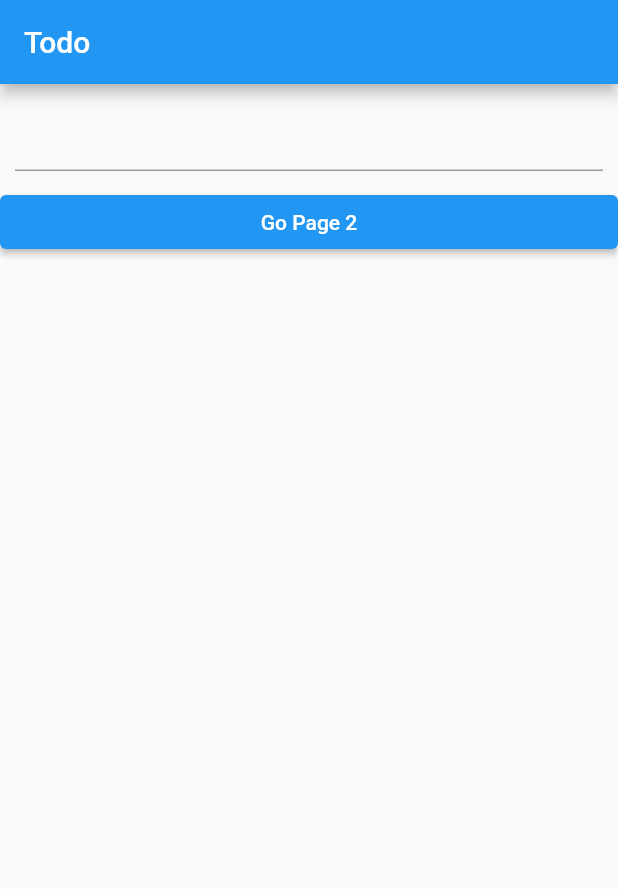
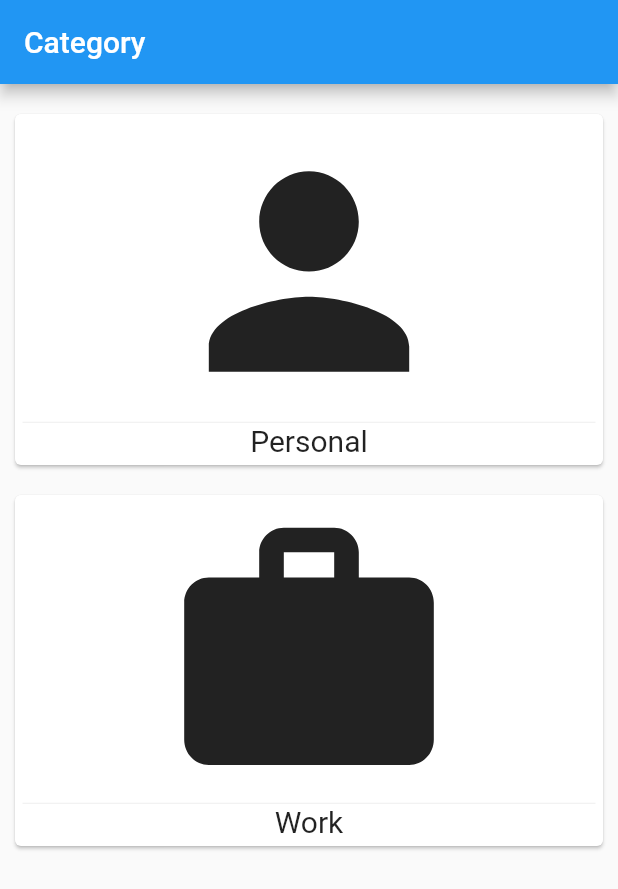
Before and after one commit to sagolwong/todo-app, a Flutter app: the screen it shows after launch, on a phone screen of 412 x 824 dp. Shown: the top 889 px of the screen. Run offline on Flutter 3.47's test engine with Material 2 defaults, Android fonts, the phone set to English and light mode, and no system bars.

```diff
--- a/lib/main.dart
+++ b/lib/main.dart
@@ -1,5 +1,5 @@
 import 'package:flutter/material.dart';
-import 'package:todo/screens/page_2_screen.dart';
+import 'package:todo/screens/category_screen.dart';
 import 'package:todo/screens/todo_screen.dart';
 
 void main() {
@@ -13,13 +13,13 @@ class MyApp extends StatelessWidget {
   Widget build(BuildContext context) {
     return MaterialApp(
       debugShowCheckedModeBanner: false,
-      title: 'Flutter Demo',
-      routes: <String, WidgetBuilder>{"/": (context) => const TodoScreen()},
+      title: 'Todo App',
+      routes: <String, WidgetBuilder>{"/": (context) => const CategoryScreen()},
       onGenerateRoute: (RouteSettings settings) {
-        if (settings.name == "/page2") {
-          PageParameter args = settings.arguments as PageParameter;
+        if (settings.name == "/todo") {
+          TodoParameters args = settings.arguments as TodoParameters;
           return MaterialPageRoute(builder: (context) {
-            return Page2Screen(
+            return TodoScreen(
               title: args.title,
             );
           });
--- /dev/null
+++ b/lib/screens/category_screen.dart
@@ -0,0 +1,50 @@
+import 'package:flutter/material.dart';
+import 'package:todo/screens/todo_screen.dart';
+
+class CategoryScreen extends StatelessWidget {
+  const CategoryScreen({Key? key}) : super(key: key);
+
+  @override
+  Widget build(BuildContext context) {
+    return Scaffold(
+      appBar: AppBar(title: const Text("Category")),
+      body: Container(
+        margin: const EdgeInsets.all(10),
+        child: Column(children: <Widget>[
+          _categoryItem(context, "Personal", Icons.person),
+          _categoryItem(context, "Work", Icons.work),
+        ]),
+      ),
+    );
+  }
+
+  Widget _categoryItem(
+      BuildContext context, String categoryName, IconData icon) {
+    return Card(
+      margin: const EdgeInsets.symmetric(vertical: 10),
+      child: InkWell(
+        onTap: (() => Navigator.of(context).pushNamed(
+              "/todo",
+              arguments: TodoParameters(title: categoryName),
+            )),
+        child: Container(
+          margin: const EdgeInsets.all(5),
+          child: Column(children: <Widget>[
+            Icon(
+              icon,
+              size: 200,
+            ),
+            Divider(
+              height: 1,
+              color: Colors.grey[200],
+            ),
+            Text(
+              categoryName,
+              style: const TextStyle(fontSize: 20),
+            )
+          ]),
+        ),
+      ),
+    );
+  }
+}
--- a/lib/screens/page_2_screen.dart
+++ /dev/null
@@ -1,17 +0,0 @@
-import 'package:flutter/material.dart';
-
-class PageParameter {
-  final String title;
-
-  PageParameter({required this.title});
-}
-
-class Page2Screen extends StatelessWidget {
-  final String title;
-  const Page2Screen({Key? key, required this.title}) : super(key: key);
-
-  @override
-  Widget build(BuildContext context) {
-    return Container(child: Text(title));
-  }
-}
--- a/lib/screens/todo_screen.dart
+++ b/lib/screens/todo_screen.dart
@@ -1,8 +1,14 @@
 import 'package:flutter/material.dart';
-import 'package:todo/screens/page_2_screen.dart';
+
+class TodoParameters {
+  final String title;
+
+  TodoParameters({required this.title});
+}
 
 class TodoScreen extends StatefulWidget {
-  const TodoScreen({Key? key}) : super(key: key);
+  final String title;
+  const TodoScreen({Key? key, required this.title}) : super(key: key);
 
   @override
   State<TodoScreen> createState() => _TodoScreenState();
@@ -16,7 +22,7 @@ class _TodoScreenState extends State<TodoScreen> {
   Widget build(BuildContext context) {
     return Scaffold(
       appBar: AppBar(
-        title: const Text("Todo"),
+        title: Text(widget.title + " - Todo List"),
       ),
       body: ListView(children: _itemList()),
     );
@@ -41,18 +47,12 @@ class _TodoScreenState extends State<TodoScreen> {
       ),
     );
 
-    todoItemList.add(ElevatedButton(
-        onPressed: () {
-          Navigator.pushNamed(context, "/page2",
-              arguments: PageParameter(title: "From Home"));
-        },
-        child: const Text("Go Page 2")));
-
     for (var i = 0; i < todoList.length; i++) {
       todoItemList.add(
         ListTile(
           leading: const Icon(Icons.star, color: Colors.blue),
           title: Text(todoList[i]),
+          subtitle: Text(widget.title),
           trailing: IconButton(
             onPressed: () {
               setState(() {
```
